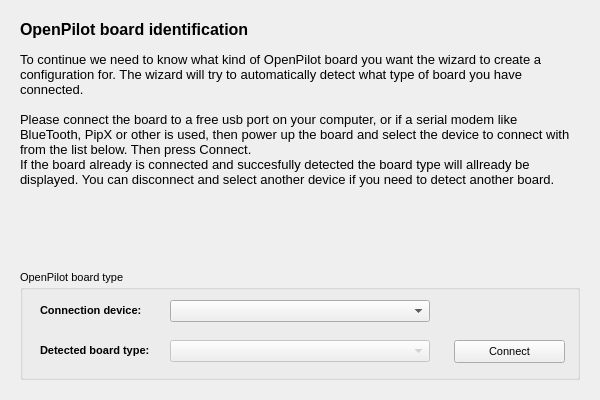
Qt form ground/openpilotgcs/src/plugins/setupwizard/pages/controllerpage.ui (openpilot/OpenPilot) before a commit.
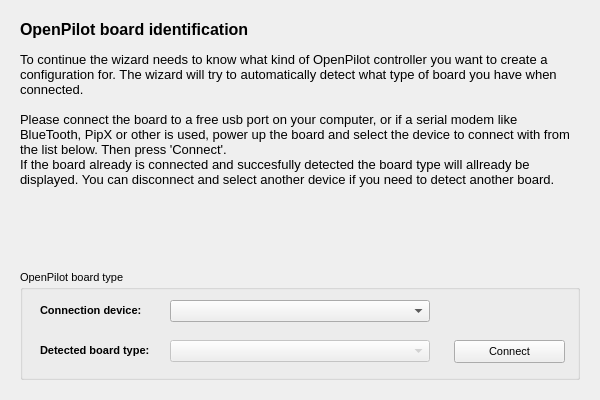
The same form after that commit.

Commit message: OP-39 Added mixer and motor configuration for Hexa and Octocopters. Changed so that the Flex port is set to be serial telemetry port by default. Added some description texts for the different multirotor types. Fixed disabling/enabling of Cancel and Back buttons during processing like bias calculation and saving of configuration. Converted summary text to html and added some formatting of the text. Added message if no controller is connected on saving the configuration.

The edit to the form file:
```diff
--- a/ground/openpilotgcs/src/plugins/setupwizard/pages/controllerpage.ui
+++ b/ground/openpilotgcs/src/plugins/setupwizard/pages/controllerpage.ui
@@ -29,9 +29,9 @@
 &lt;/style&gt;&lt;/head&gt;&lt;body style=&quot; font-family:'MS Shell Dlg 2'; font-size:8.25pt; font-weight:400; font-style:normal;&quot;&gt;
 &lt;p style=&quot; margin-top:0px; margin-bottom:0px; margin-left:0px; margin-right:0px; -qt-block-indent:0; text-indent:0px;&quot;&gt;&lt;span style=&quot; font-size:12pt; font-weight:600;&quot;&gt;OpenPilot board identification&lt;/span&gt;&lt;/p&gt;
 &lt;p style=&quot;-qt-paragraph-type:empty; margin-top:0px; margin-bottom:0px; margin-left:0px; margin-right:0px; -qt-block-indent:0; text-indent:0px; font-size:8pt;&quot;&gt;&lt;/p&gt;
-&lt;p style=&quot; margin-top:0px; margin-bottom:0px; margin-left:0px; margin-right:0px; -qt-block-indent:0; text-indent:0px;&quot;&gt;&lt;span style=&quot; font-size:10pt;&quot;&gt;To continue we need to know what kind of OpenPilot board you want the wizard to create a configuration for. The wizard will try to automatically detect what type of board you have connected.&lt;/span&gt;&lt;/p&gt;
+&lt;p style=&quot; margin-top:0px; margin-bottom:0px; margin-left:0px; margin-right:0px; -qt-block-indent:0; text-indent:0px;&quot;&gt;&lt;span style=&quot; font-size:10pt;&quot;&gt;To continue the wizard needs to know what kind of OpenPilot controller you want to create a configuration for. The wizard will try to automatically detect what type of board you have when connected.&lt;/span&gt;&lt;/p&gt;
 &lt;p style=&quot;-qt-paragraph-type:empty; margin-top:0px; margin-bottom:0px; margin-left:0px; margin-right:0px; -qt-block-indent:0; text-indent:0px; font-size:10pt;&quot;&gt;&lt;/p&gt;
-&lt;p style=&quot; margin-top:0px; margin-bottom:0px; margin-left:0px; margin-right:0px; -qt-block-indent:0; text-indent:0px;&quot;&gt;&lt;span style=&quot; font-size:10pt;&quot;&gt;Please connect the board to a free usb port on your computer, or if a serial modem like BlueTooth, PipX or other is used, then power up the board and select the device to connect with from the list below. Then press Connect.&lt;/span&gt;&lt;/p&gt;
+&lt;p style=&quot; margin-top:0px; margin-bottom:0px; margin-left:0px; margin-right:0px; -qt-block-indent:0; text-indent:0px;&quot;&gt;&lt;span style=&quot; font-size:10pt;&quot;&gt;Please connect the board to a free usb port on your computer, or if a serial modem like BlueTooth, PipX or other is used, power up the board and select the device to connect with from the list below. Then press 'Connect'.&lt;/span&gt;&lt;/p&gt;
 &lt;p style=&quot; margin-top:0px; margin-bottom:0px; margin-left:0px; margin-right:0px; -qt-block-indent:0; text-indent:0px;&quot;&gt;&lt;span style=&quot; font-size:10pt;&quot;&gt;If the board already is connected and succesfully detected the board type will allready be displayed. You can disconnect and select another device if you need to detect another board.&lt;/span&gt;&lt;/p&gt;&lt;/body&gt;&lt;/html&gt;</string>
    </property>
    <property name="textFormat">
```
The commit also changes 12 other files.
